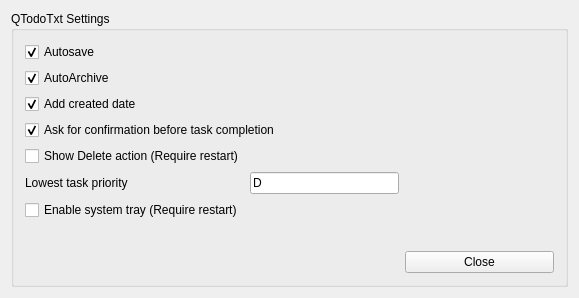
This is qtodotxt/ui/dialogs/settingsui.ui in QTodoTxt/QTodoTxt as Qt 5 draws it before an edit. The edited form follows.
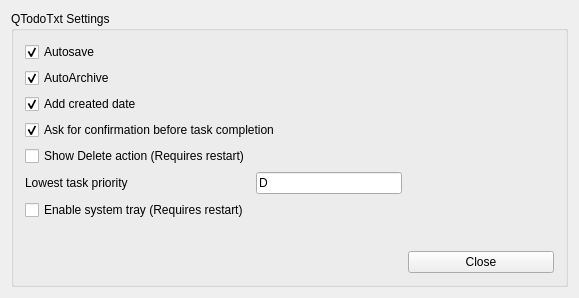
This is the edited form.

Commit message: correct some English in the settings/preferences dialog

What changed in the file:
```diff
--- a/qtodotxt/ui/dialogs/settingsui.ui
+++ b/qtodotxt/ui/dialogs/settingsui.ui
@@ -77,7 +77,7 @@
       <item row="6" column="0">
        <widget class="QCheckBox" name="trayCheckBox">
         <property name="text">
-         <string>Enable system tray (Require restart)</string>
+         <string>Enable system tray (Requires restart)</string>
         </property>
        </widget>
       </item>
@@ -116,7 +116,7 @@
       <item row="4" column="0">
        <widget class="QCheckBox" name="deleteActionCheckBox">
         <property name="text">
-         <string>Show Delete action (Require restart)</string>
+         <string>Show Delete action (Requires restart)</string>
         </property>
        </widget>
       </item>
```
The commit also changes 1 other file.
